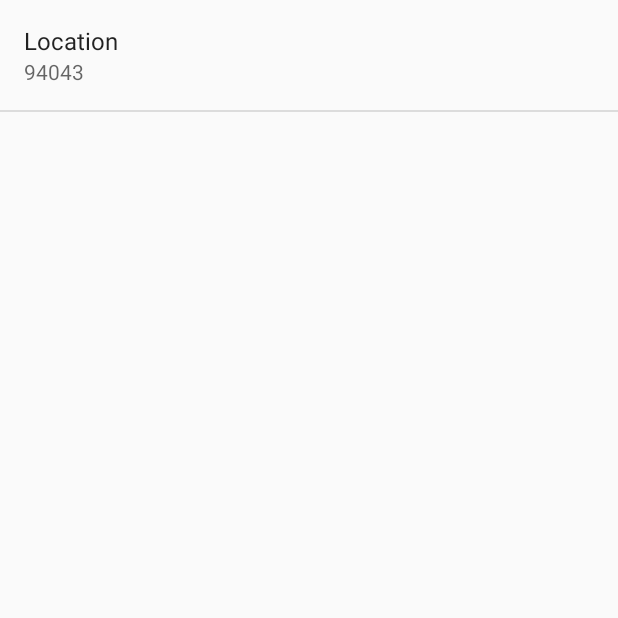
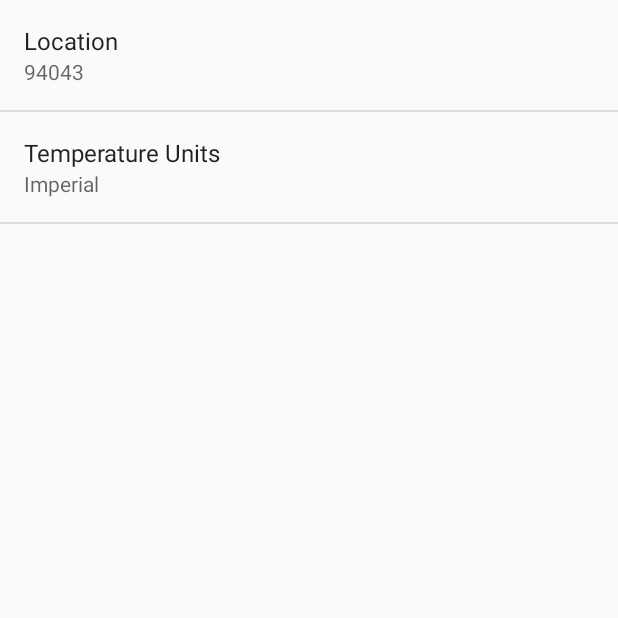
Before and after one commit to PrashantYadav/StellarWeather, an Android app: the SettingsActivity screen opened directly, with no data from a screen before it, on a phone screen of 412 x 824 dp, the top half of it. Run offline under Robolectric (Android 15) with nearby library versions, the phone set to English and light mode, and no system bars.

Commit message:
added settings to add temp scale by user

```diff
--- a/app/src/main/java/com/prashant93y/stellarweather/SettingsActivity.java
+++ b/app/src/main/java/com/prashant93y/stellarweather/SettingsActivity.java
@@ -26,10 +26,12 @@ public class SettingsActivity extends PreferenceActivity
         // Add 'general' preferences, defined in the XML file
         // TODO: Add preferences from XML
         addPreferencesFromResource(R.xml.pref_general);
+        addPreferencesFromResource(R.xml.pref_temperature);
         // For all preferences, attach an OnPreferenceChangeListener so the UI summary can be
         // updated when the preference changes.
         // TODO: Add preferences
         bindPreferenceSummaryToValue(findPreference(getString(R.string.pref_location_key)));
+        bindPreferenceSummaryToValue(findPreference(getString(R.string.pref_temperature_key)));
     }
 
     /**
--- a/app/src/main/res/values/strings.xml
+++ b/app/src/main/res/values/strings.xml
@@ -8,7 +8,17 @@
 
     <!-- Example General settings -->
     <string name="pref_header_general">General</string>
-    <string name="pref_location_key">location</string>
+    <string name="pref_location_key">location_key</string>
+    <string name="pref_temperature_key">temperature_key</string>
+    <string-array name="temperature_name_array">
+        <item>Metric</item>
+        <item>Imperial</item>
+    </string-array>
+
+    <string-array name="temperature_value_array">
+        <item>0</item>
+        <item>1</item>
+    </string-array>
 
     <string name="pref_title_social_recommendations">Enable social recommendations</string>
     <string name="pref_description_social_recommendations">Recommendations for people to contact
--- /dev/null
+++ b/app/src/main/res/xml/pref_temperature.xml
@@ -0,0 +1,11 @@
+<?xml version="1.0" encoding="utf-8"?>
+<PreferenceScreen xmlns:android="http://schemas.android.com/apk/res/android">
+    <ListPreference
+        android:key="@string/pref_temperature_key"
+        android:title="Temperature Units"
+        android:entries="@array/temperature_name_array"
+        android:entryValues="@array/temperature_value_array"
+        android:defaultValue="1"
+        />
+
+</PreferenceScreen>
```
Also changed, not shown: app/src/main/java/com/prashant93y/stellarweather/ForecastFragment.java (+42 -16 lines), 1 other file.
